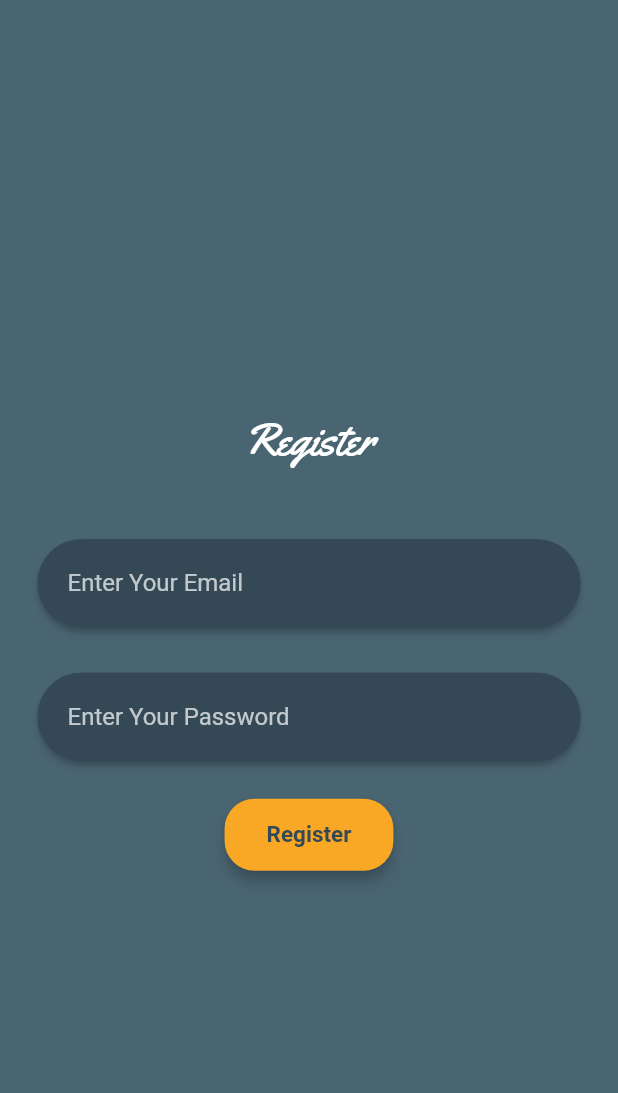
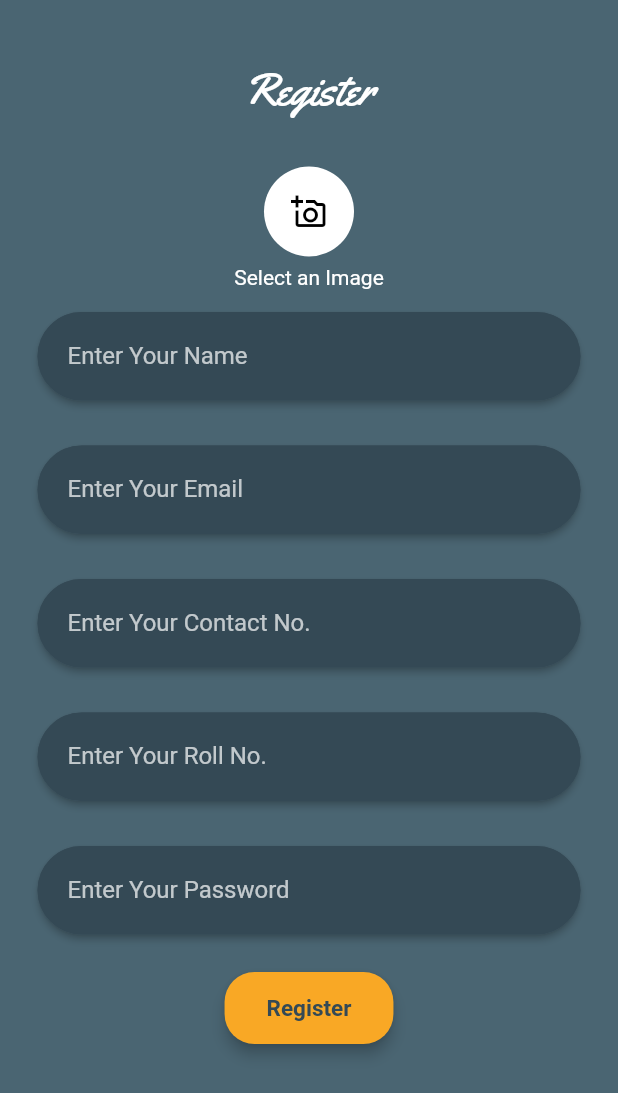
Before and after one commit to shelendravashishtha2/BooksApp, a Flutter app: the screen it shows after launch, swiped to page 3, on a phone screen of 412 x 824 dp. Shown: the top 1093 px of the screen. Run offline on Flutter 3.47's test engine with Material 2 defaults, Android fonts, the phone set to English and light mode, and no system bars; our stand-ins replace cloud_firestore, dio, firebase_auth, firebase_core, image_picker, modal_progress_hud; accounts and stored records are empty.

Commit message:
working with registration screen

```diff
--- a/lib/welcomescreens/registration.dart
+++ b/lib/welcomescreens/registration.dart
@@ -1,29 +1,54 @@
+import 'dart:convert';
+import 'package:dio/dio.dart';
 import 'package:flutter/material.dart';
 import 'package:flutter/services.dart';
+import 'package:http_parser/http_parser.dart';
+import 'package:image_picker/image_picker.dart';
 import 'package:miniproject/components/textfieldadder.dart';
 import 'package:miniproject/components/paddingbutton.dart';
 import 'package:firebase_auth/firebase_auth.dart';
 import 'package:modal_progress_hud/modal_progress_hud.dart';
+import 'dart:io';
 
 final _auth = FirebaseAuth.instance;
 
-class PageThree extends StatefulWidget{
-
+class PageThree extends StatefulWidget {
   @override
   _PageThreeState createState() => _PageThreeState();
-
 }
 
 class _PageThreeState extends State<PageThree> {
-
   String email;
   String password;
-  bool showWheel=false;
+  int contactNumber;
+  String name;
+  String rollNo;
+  bool showWheel = false;
+  String extension;
+  File _image;
+  final imagePicker = ImagePicker();
+  String imageSelect = 'Select an Image';
+
+  Future getImage() async {
+    final pickedFile = await imagePicker.getImage(source: ImageSource.gallery);
+    setState(() {
+      if (pickedFile != null) {
+        _image = File(pickedFile.path);
+        imageSelect = 'Image Selected';
+        extension = pickedFile.path
+            .substring(pickedFile.path.length - 3, pickedFile.path.length);
+        print(_image);
+      } else {
+        print("no File Selected");
+      }
+    });
+  }
 
   @override
   Widget build(BuildContext context) {
     return ModalProgressHUD(
       inAsyncCall: showWheel,
+      child: SingleChildScrollView(
         child: Padding(
           padding: const EdgeInsets.all(10.0),
           child: Column(
@@ -36,8 +61,8 @@ class _PageThreeState extends State<PageThree> {
                     tag: 'logo',
                     child: Text(
                       'Register',
-                    style:TextStyle(
-                      color:Colors.white,
+                      style: TextStyle(
+                        color: Colors.white,
                         fontSize: 30.0,
                         fontFamily: 'yellowtailregular',
                       ),
@@ -45,49 +70,147 @@ class _PageThreeState extends State<PageThree> {
                   ),
                 ),
               ),
+              Column(
+                children: [
+                  GestureDetector(
+                    onTap: getImage,
+                    child: Container(
+                      height: 60.0,
+                      width: 60.0,
+                      decoration: BoxDecoration(
+                          borderRadius: BorderRadius.circular(50.0),
+                          color: Colors.white),
+                      child: Icon(
+                        Icons.add_a_photo_outlined,
+                        color: Colors.black,
+                      ),
+                    ),
+                  ),
+                  SizedBox(
+                    height: 6,
+                  ),
+                  Text(
+                    imageSelect,
+                    style: TextStyle(
+                      color: Colors.white,
+                    ),
+                  ),
+                ],
+              ),
+              TextFieldAdder(
+                hint: 'Enter Your Name',
+                obscure: false,
+                textInputType: TextInputType.emailAddress,
+                onchanged: (value) {
+                  name = value;
+                },
+              ),
               TextFieldAdder(
                 hint: 'Enter Your Email',
                 obscure: false,
                 textInputType: TextInputType.emailAddress,
-              onchanged: (value){
+                onchanged: (value) {
                   email = value;
                 },
               ),
               TextFieldAdder(
+                hint: 'Enter Your Contact No.',
+                obscure: false,
+                textInputType: TextInputType.number,
+                onchanged: (value) {
+                  contactNumber = int.parse(value);
+                  print(contactNumber);
+                },
+              ),
+              TextFieldAdder(
+                hint: 'Enter Your Roll No.',
+                obscure: false,
+                textInputType: TextInputType.number,
+                onchanged: (value) {
+                  rollNo = value;
+                },
+              ),
+              TextFieldAdder(
                 hint: 'Enter Your Password',
-              onchanged:(value){
+                onchanged: (value) {
                   password = value;
                 },
                 obscure: true,
               ),
               Padding(
-              padding: const EdgeInsets.only(top:10.0),
+                padding: EdgeInsets.only(top: 10.0),
                 child: PaddingButtons(
                   text: 'Register',
-                onpressed: ()async{
-                  try {
-                    email = (email==null) ? ' ': email;
-                    password = (password==null) ? ' ': password;
-
+                  onpressed: () async {
                     setState(() {
                       showWheel = true;
                     });
+                    Dio dio = new Dio();
+                    FormData formData = FormData.fromMap({
+                      "user_mail": email,
+                      "user_name": name,
+                      "contact_number": contactNumber,
+                      "roll_no": rollNo,
+                      "user_image": await MultipartFile.fromFile(
+                        _image.path,
+                        contentType: MediaType('image', extension),
+                      ),
+                    });
+                    dio.options.headers["Authorization"] =
+                        'Token 6e2b45c516600ae62575504eb5b5fbaa65c26c66';
+                    var response = await dio.post(
+                      'https://miniproject132.pythonanywhere.com/api/user/',
+                      data: formData,
+                    );
+                    if (response.statusCode == 201) {
+                      try {
+                        email = (email == null) ? ' ' : email;
+                        password = (password == null) ? ' ' : password;
+
+                        setState(
+                          () {
+                            showWheel = true;
+                          },
+                        );
                         final user = await _auth.createUserWithEmailAndPassword(
-                        email:(email!=null) ? email.toLowerCase().trim() : email , password: password);
+                            email: (email != null)
+                                ? email.toLowerCase().trim()
+                                : email,
+                            password: password);
                         await user.user.sendEmailVerification();
                         if (user != null) {
                           setState(() {
                             showWheel = false;
                           });
-                      final snackbar = SnackBar(content: Text('email verification is sent to you',style: TextStyle(color: Colors.black),));
+                          final snackbar = SnackBar(
+                            content: Text(
+                              'email verification is sent to you',
+                              style: TextStyle(color: Colors.black),
+                            ),
+                          );
                           Scaffold.of(context).showSnackBar(snackbar);
                         }
-                  }
-                  catch(e){
+                      } catch (e) {
                         setState(() {
                           showWheel = false;
                         });
-                    final snackbar = SnackBar(content: Text(e.message,style: TextStyle(color: Colors.black),));
+                        final snackbar = SnackBar(
+                            content: Text(
+                          e.message,
+                          style: TextStyle(color: Colors.black),
+                        ));
+                        Scaffold.of(context).showSnackBar(snackbar);
+                      }
+                    } else {
+                      print(response.statusMessage);
+                      setState(() {
+                        showWheel = false;
+                      });
+                      final snackbar = SnackBar(
+                          content: Text(
+                        'User Could Not be Created',
+                        style: TextStyle(color: Colors.black),
+                      ));
                       Scaffold.of(context).showSnackBar(snackbar);
                     }
                   },
@@ -96,6 +219,7 @@ class _PageThreeState extends State<PageThree> {
             ],
           ),
         ),
+      ),
     );
   }
 }
--- a/pubspec.yaml
+++ b/pubspec.yaml
@@ -30,9 +30,12 @@ dependencies:
   cupertino_icons: ^1.0.0
   animated_text_kit: ^2.5.4
   modal_progress_hud: ^0.1.3
+  image_picker: ^0.6.7+17
   firebase_core: ^0.5.2+1
   firebase_auth: ^0.18.3+1
   cloud_firestore: ^0.14.3+1
+  http_parser: ^3.1.4
+  dio: ^3.0.10
 
 dev_dependencies:
   flutter_test:
```
Also changed, not shown: pubspec.lock. Lines whose indentation alone changed are shown as unchanged.
